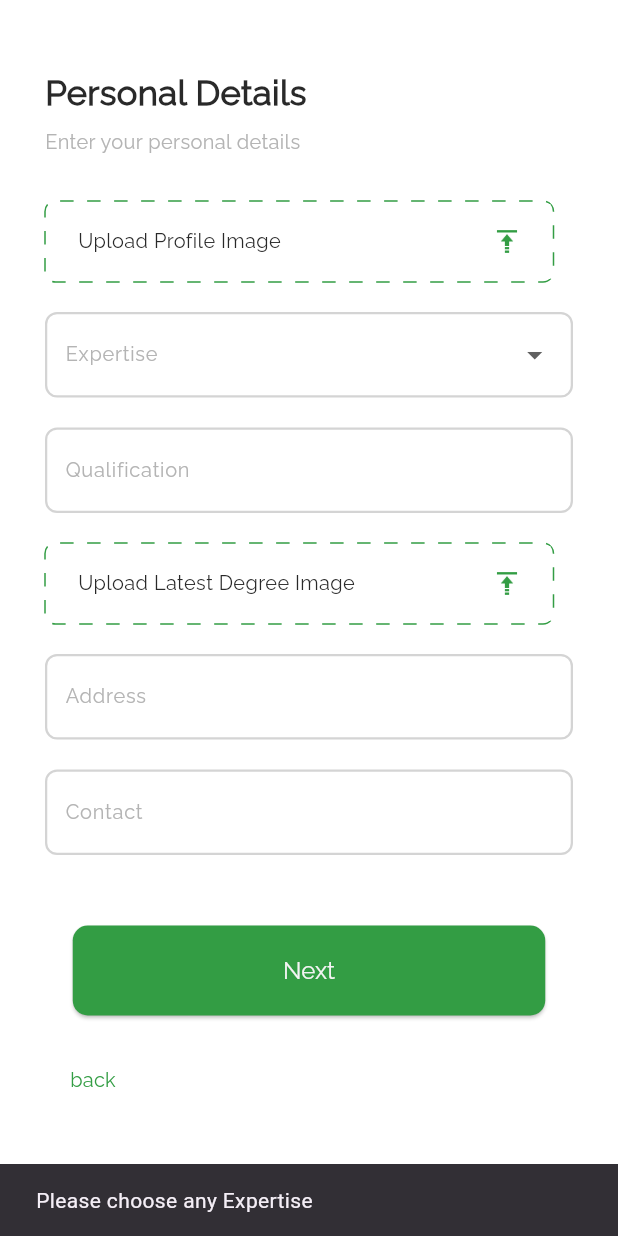
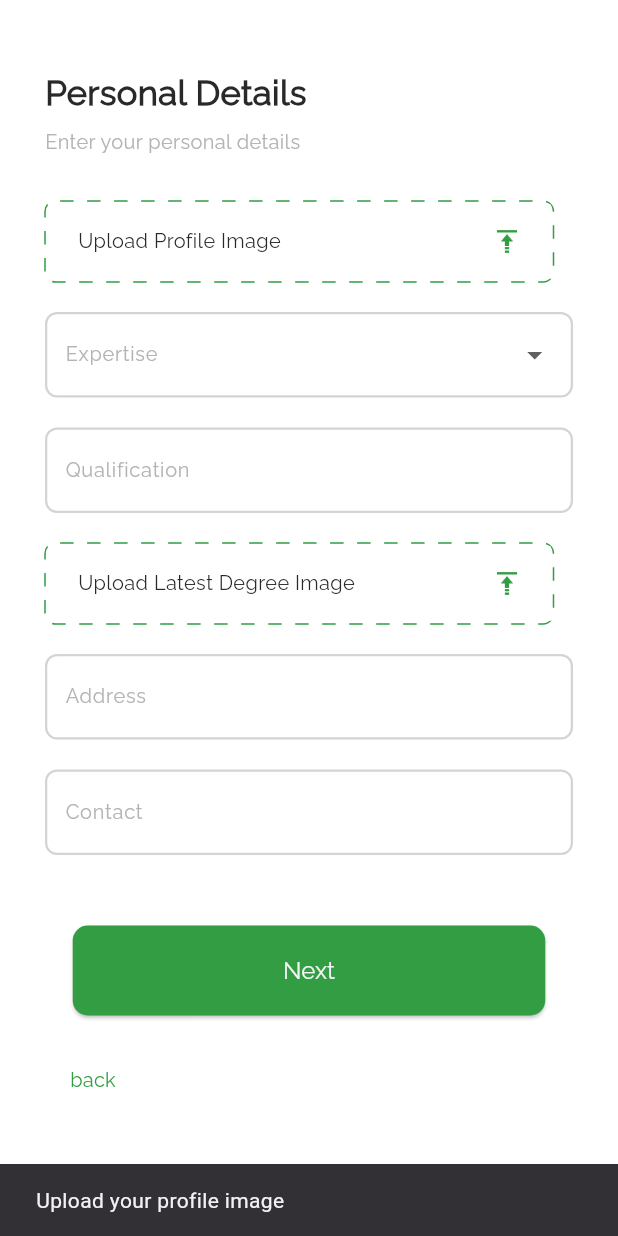
Before and after one commit to muhammadawais856/AgriExpert, a Flutter app: the Register2 screen opened directly with empty values, after a tap on "Next", on a phone screen of 412 x 824 dp. Run offline on Flutter 3.47's test engine with Material 3 defaults, Android fonts, the light colour scheme and no system bars; drawn by our look-alikes of dotted_border; our stand-ins replace cloud_firestore, firebase_auth, firebase_core, firebase_storage, image_picker, smooth_page_indicator and 2 more; accounts and stored records are empty.

Commit message:
image api

```diff
--- /dev/null
+++ b/lib/Services/ImageUploadService.dart
@@ -0,0 +1,31 @@
+import 'dart:convert';
+import 'dart:io';
+import 'package:http/http.dart' as http;
+
+class ImageUploadService {
+  final String _apiKey = '45dcb5a2ef516cd03befc93d0aed04d8';
+  final String _uploadUrl = 'https://api.imgbb.com/1/upload';
+
+  /// Uploads image to imgbb and returns the image URL
+  Future<String> uploadImage(File imageFile) async {
+    try {
+      final bytes = await imageFile.readAsBytes();
+      final base64Image = base64Encode(bytes);
+
+      final response = await http.post(
+        Uri.parse('$_uploadUrl?key=$_apiKey'),
+        body: {'image': base64Image},
+      );
+
+      final jsonData = jsonDecode(response.body);
+
+      if (response.statusCode == 200 && jsonData['success'] == true) {
+        return jsonData['data']['url']; // ✅ Image URL
+      } else {
+        throw 'Upload failed: ${jsonData['error']['message']}';
+      }
+    } catch (e) {
+      throw 'Error uploading image: $e';
+    }
+  }
+}// TODO Implement this library.
--- a/lib/main.dart
+++ b/lib/main.dart
@@ -29,8 +29,8 @@ class MyApp extends StatelessWidget {
       theme: ThemeData(
         colorScheme: ColorScheme.fromSeed(seedColor: Colors.deepPurple),
       ),
-      home: //splash_screen(),
-      bottomnavbar(),
+      home: splash_screen(),
+      //bottomnavbar(),
       //connection_lost()
 
 
--- a/lib/screen/Register2.dart
+++ b/lib/screen/Register2.dart
@@ -6,11 +6,11 @@ import 'package:cloud_firestore/cloud_firestore.dart';
 import 'package:dotted_border/dotted_border.dart';
 import 'package:flutter/material.dart';
 import 'package:image_picker/image_picker.dart';
-
 import '../Services/User.dart';
 import '../models/UserModel.dart';
 import 'package:uuid/uuid.dart';
 import 'package:firebase_storage/firebase_storage.dart' as firebase_storage;
+import '../Services/ImageUploadService.dart';
 
 
 
@@ -358,10 +358,10 @@ class _Register2State extends State<Register2> {
                       try{
                         // validations
 
-                        // if (ProfileImage == null) {
-                        //   ScaffoldMessenger.of(context).showSnackBar(SnackBar(content: Text("Upload your profile image")),);
-                        //   return;
-                        // }
+                        if (ProfileImage == null) {
+                          ScaffoldMessenger.of(context).showSnackBar(SnackBar(content: Text("Upload your profile image")),);
+                          return;
+                        }
 
                         if(selectedExpertise == null || selectedExpertise!.isEmpty){
                           ScaffoldMessenger.of(context).showSnackBar(SnackBar(content: Text("Please choose any Expertise"),));
@@ -371,10 +371,10 @@ class _Register2State extends State<Register2> {
                           ScaffoldMessenger.of(context).showSnackBar(SnackBar(content: Text("Enter your Qualification"),));
                           return;
                         }
-                        // if (ProfileImage == null) {
-                        //   ScaffoldMessenger.of(context).showSnackBar(SnackBar(content: Text("Upload your degree image")),);
-                        //   return;
-                        // }
+                        if (ProfileImage == null) {
+                          ScaffoldMessenger.of(context).showSnackBar(SnackBar(content: Text("Upload your degree image")),);
+                          return;
+                        }
                         if(address.text.isEmpty){
                           ScaffoldMessenger.of(context).showSnackBar(SnackBar(content: Text("Enter your Address"),));
                           return;
@@ -394,8 +394,9 @@ class _Register2State extends State<Register2> {
                               .set(model.toJson());
                         }
 
-                        // String profileUrl = await uploadImageToFirebase(ProfileImage!);
-                        // String degreeUrl = await uploadImageToFirebase(degreeImage!);
+                        ImageUploadService imageService = ImageUploadService();
+                        String profileUrl = await imageService.uploadImage(ProfileImage!);
+                        String degreeUrl = await imageService.uploadImage(degreeImage!);
 
                         // Create user model
                         UserModel model = UserModel(
@@ -407,8 +408,8 @@ class _Register2State extends State<Register2> {
                           contact: contact.text,
                           address: address.text,
                           qualifictaion: qualification.text,
-                          // profileImage: profileUrl,
-                          // degreeImage: degreeUrl,
+                          profileImage: profileUrl,
+                          degreeImage: degreeUrl,
                           expertise: selectedExpertise!,
                         );
 
```
Also changed, not shown: lib/Services/imageApi.dart (deleted, +0 -54 lines).
